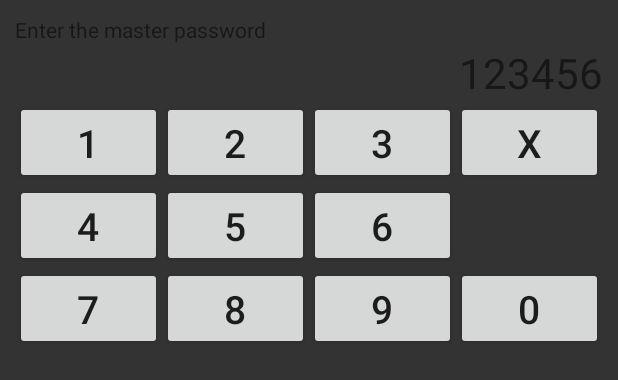
After one commit to badarsh2/Genie, an Android app: the layout custom_notification.xml on its own in the app's theme, with its tools: preview values and no code run, on a phone screen of 412 x 824 dp. The commit adds this screen. Shown: the top 380 px of the screen. Run offline under Robolectric (Android 15) with nearby library versions, the phone set to English and light mode, and no system bars.

Commit message:
Notification layout

```diff
--- a/app/src/main/java/com/example/adarsh/lockscreen/LockScreenActivity.java
+++ b/app/src/main/java/com/example/adarsh/lockscreen/LockScreenActivity.java
@@ -1,17 +1,22 @@
 package com.example.adarsh.lockscreen;
 
 import android.app.ActivityManager;
+import android.app.Notification;
+import android.app.NotificationManager;
+import android.app.PendingIntent;
 import android.app.admin.DevicePolicyManager;
 import android.content.ComponentName;
 import android.content.Context;
 import android.content.Intent;
 import android.os.Bundle;
 import android.support.v7.app.ActionBarActivity;
+import android.support.v4.app.NotificationCompat;
 import android.support.v7.widget.Toolbar;
 import android.view.Menu;
 import android.view.MenuItem;
 import android.widget.ArrayAdapter;
 import android.widget.ListView;
+import android.widget.RemoteViews;
 import android.widget.Toast;
 
 
@@ -52,6 +57,22 @@ public class LockScreenActivity extends ActionBarActivity {
                 android.R.id.text1, names));
         listView.setChoiceMode(ListView.CHOICE_MODE_SINGLE);
 
+        notif_display();
+
+    }
+
+    private void notif_display() {
+        int icon = R.mipmap.ic_launcher;
+        long when = System.currentTimeMillis();
+        NotificationManager mNotificationManager = (NotificationManager)getSystemService(NOTIFICATION_SERVICE);
+        RemoteViews contentView = new RemoteViews(getPackageName(), R.layout.custom_notification);
+        NotificationCompat.Builder notificationBuilder = new NotificationCompat.Builder(this)
+                .setSmallIcon(icon)
+                .setContent(contentView)
+                .setContentTitle("Custom Notification")
+                .setWhen(when);
+        notificationBuilder.setCustomBigContentView(contentView);
+        mNotificationManager.notify(1, notificationBuilder.build());
     }
 
 
--- /dev/null
+++ b/app/src/main/res/layout/custom_notification.xml
@@ -0,0 +1,106 @@
+<LinearLayout xmlns:android="http://schemas.android.com/apk/res/android"
+    android:id="@+id/layout"
+    android:layout_width="fill_parent"
+    android:layout_height="fill_parent"
+    android:padding="10dp"
+    android:background="#333333"
+    android:orientation="vertical">
+    <TextView android:id="@+id/title"
+        android:layout_width="wrap_content"
+        android:layout_height="wrap_content"
+        android:text="Enter the master password" />
+    <TextView android:id="@+id/masterpwd"
+        android:layout_width="match_parent"
+        android:layout_height="wrap_content"
+        android:text="123456"
+        android:textSize="28sp"
+        android:gravity="end"/>
+    <LinearLayout
+        android:layout_width="match_parent"
+        android:layout_height="wrap_content"
+        android:orientation="horizontal">
+        <Button
+            android:layout_width="0dp"
+            android:layout_weight="1"
+            android:layout_height="wrap_content"
+            android:text="1"
+            android:textSize="26sp"/>
+        <Button
+            android:layout_width="0dp"
+            android:layout_weight="1"
+            android:layout_height="wrap_content"
+            android:text="2"
+            android:textSize="26sp"/>
+        <Button
+            android:layout_width="0dp"
+            android:layout_weight="1"
+            android:layout_height="wrap_content"
+            android:text="3"
+            android:textSize="26sp"/>
+        <Button
+            android:layout_width="0dp"
+            android:layout_weight="1"
+            android:layout_height="wrap_content"
+            android:text="X"
+            android:textSize="26sp"/>
+    </LinearLayout>
+    <LinearLayout
+        android:layout_width="match_parent"
+        android:layout_height="wrap_content"
+        android:orientation="horizontal">
+        <Button
+            android:layout_width="0dp"
+            android:layout_weight="1"
+            android:layout_height="wrap_content"
+            android:text="4"
+            android:textSize="26sp"/>
+        <Button
+            android:layout_width="0dp"
+            android:layout_weight="1"
+            android:layout_height="wrap_content"
+            android:text="5"
+            android:textSize="26sp"/>
+        <Button
+            android:layout_width="0dp"
+            android:layout_weight="1"
+            android:layout_height="wrap_content"
+            android:text="6"
+            android:textSize="26sp"/>
+        <Button
+            android:layout_width="0dp"
+            android:layout_weight="1"
+            android:layout_height="wrap_content"
+            android:text="3"
+            android:textSize="26sp"
+            android:visibility="invisible"/>
+    </LinearLayout>
+    <LinearLayout
+        android:layout_width="match_parent"
+        android:layout_height="wrap_content"
+        android:orientation="horizontal">
+        <Button
+            android:layout_width="0dp"
+            android:layout_weight="1"
+            android:layout_height="wrap_content"
+            android:text="7"
+            android:textSize="26sp"/>
+        <Button
+            android:layout_width="0dp"
+            android:layout_weight="1"
+            android:layout_height="wrap_content"
+            android:text="8"
+            android:textSize="26sp"/>
+        <Button
+            android:layout_width="0dp"
+            android:layout_weight="1"
+            android:layout_height="wrap_content"
+            android:text="9"
+            android:textSize="26sp"/>
+        <Button
+            android:layout_width="0dp"
+            android:layout_weight="1"
+            android:layout_height="wrap_content"
+            android:text="0"
+            android:textSize="26sp"/>
+    </LinearLayout>
+</LinearLayout>
--- /dev/null
+++ b/app/src/main/res/values-v21/notification_styles.xml
@@ -0,0 +1,6 @@
+<?xml version="1.0" encoding="utf-8"?>
+<resources>
+    <!-- according to official recommendation custom notifications should has the same text style as default one-->
+    <style name="NotificationHeader" parent="@android:style/TextAppearance.Material.Notification.Title" />
+    <style name="NotificationContent" parent="@android:style/TextAppearance.Material.Notification.Line2" />
+</resources>
--- a/app/src/main/res/values/colors.xml
+++ b/app/src/main/res/values/colors.xml
@@ -3,4 +3,5 @@
     <color name="colorPrimary">#757575</color>
     <color name="colorPrimaryDark">#424242</color>
     <color name="colorAccent">#4FC3F7</color>
+    <color name="notification_background_light">#ff0000</color>
 </resources>
--- /dev/null
+++ b/app/src/main/res/values/notification_styles.xml
@@ -0,0 +1,6 @@
+<?xml version="1.0" encoding="utf-8"?>
+<resources>
+    <!-- according to official recommendation custom notifications should has the same text style as default one-->
+    <style name="NotificationHeader" parent="@android:style/TextAppearance.StatusBar.EventContent.Title" />
+    <style name="NotificationContent" parent="@android:style/TextAppearance.StatusBar.EventContent" />
+</resources>
```
Also changed, not shown: 2 other files.
